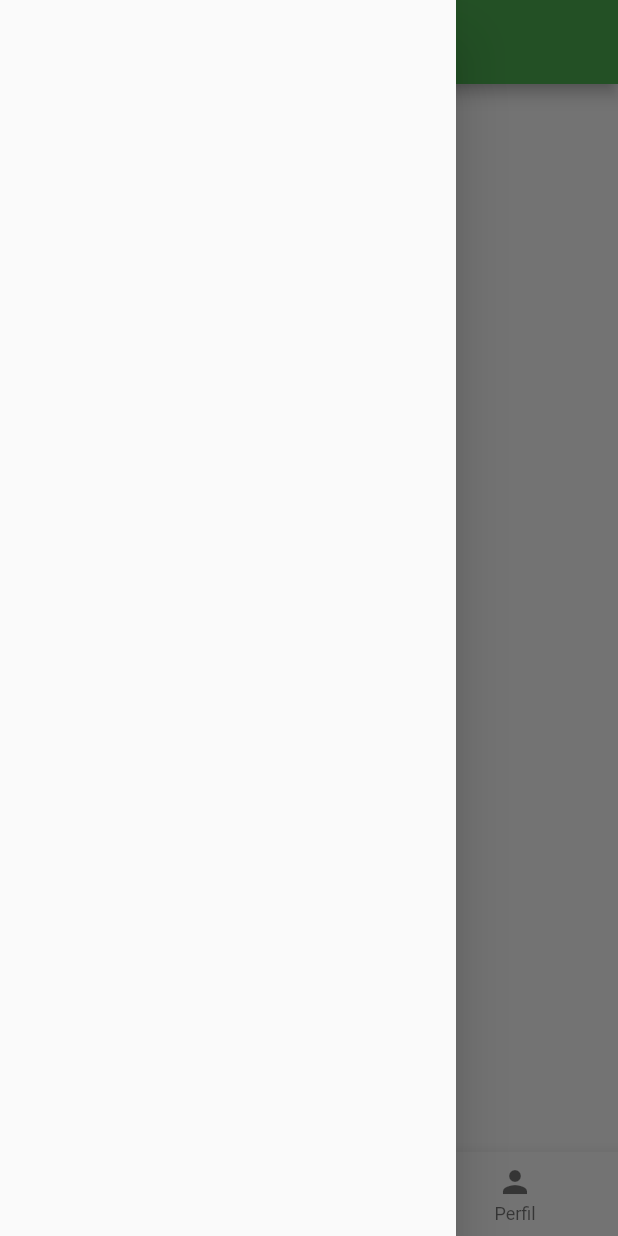
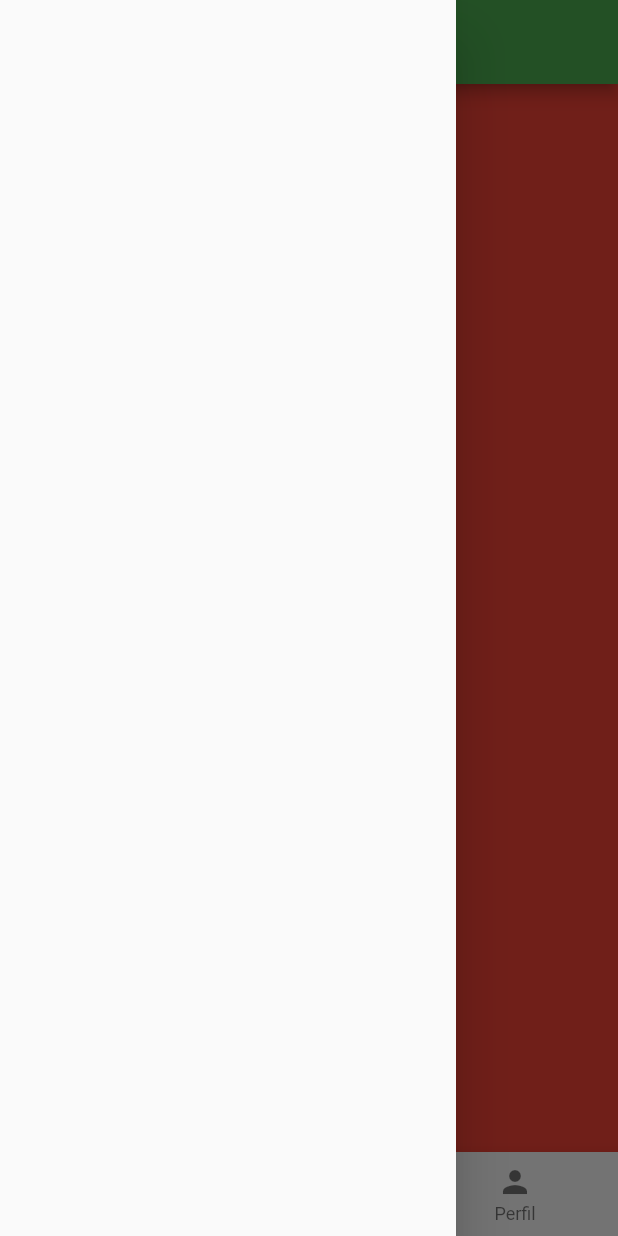
Before and after one commit to JordanElizeu/ControleDeFinancasFlutter, a Flutter app: the screen it shows after launch, with the side drawer open, on a phone screen of 412 x 824 dp. Run offline on Flutter 3.47's test engine with Material 2 defaults, Android fonts, the phone set to English and light mode, and no system bars; our stand-ins replace get.

Commit message:
Criação da home page

```diff
--- /dev/null
+++ b/lib/controller/home_controller.dart
@@ -0,0 +1,8 @@
+import 'package:flutter/cupertino.dart';
+import 'package:get/get.dart';
+
+class HomeController extends GetxController{
+
+  static PageController pageController = PageController();
+
+}
--- a/lib/main.dart
+++ b/lib/main.dart
@@ -1,5 +1,6 @@
-import 'package:app_financeiro/ui/home.dart';
+import 'package:app_financeiro/ui/home/home.dart';
 import 'package:flutter/material.dart';
+import 'package:get/get_navigation/src/root/get_material_app.dart';
 
 void main() {
   runApp(MyApp());
@@ -8,7 +9,7 @@ void main() {
 class MyApp extends StatelessWidget {
   @override
   Widget build(BuildContext context) {
-    return MaterialApp(
+    return GetMaterialApp(
       theme: ThemeData(
         primarySwatch: Colors.green,
       ),
--- a/lib/ui/home.dart
+++ /dev/null
@@ -1,22 +0,0 @@
-import 'package:flutter/cupertino.dart';
-import 'package:flutter/material.dart';
-
-class Home extends StatelessWidget {
-  @override
-  Widget build(BuildContext context) {
-    return Scaffold(
-      appBar: AppBar(
-        centerTitle: true,
-        title: Text('Finances Everyday'),
-      ),
-      drawer: Drawer(),
-      bottomNavigationBar: BottomNavigationBar(
-        items: [
-          BottomNavigationBarItem(icon: Icon(Icons.menu), label: 'Histórico'),
-          BottomNavigationBarItem(icon: Icon(Icons.home), label: 'Home'),
-          BottomNavigationBarItem(icon: Icon(Icons.person), label: 'Perfil'),
-        ],
-      ),
-    );
-  }
-}
--- /dev/null
+++ b/lib/ui/home/home.dart
@@ -0,0 +1,17 @@
+import 'package:app_financeiro/ui/home/widgets/widget_appbar.dart';
+import 'package:app_financeiro/ui/home/widgets/widget_body.dart';
+import 'package:app_financeiro/ui/home/widgets/widget_navigationbar.dart';
+import 'package:flutter/cupertino.dart';
+import 'package:flutter/material.dart';
+
+class Home extends StatelessWidget {
+  @override
+  Widget build(BuildContext context) {
+    return Scaffold(
+      appBar: appBar(),
+      drawer: Drawer(),
+      bottomNavigationBar: navigationBar(),
+      body: bodyHome()
+    );
+  }
+}
--- /dev/null
+++ b/lib/ui/home/widgets/widget_appbar.dart
@@ -0,0 +1,9 @@
+import 'package:flutter/cupertino.dart';
+import 'package:flutter/material.dart';
+
+Widget appBar(){
+  return AppBar(
+    centerTitle: true,
+    title: Text('Finances Everyday'),
+  );
+}
--- /dev/null
+++ b/lib/ui/home/widgets/widget_body.dart
@@ -0,0 +1,14 @@
+import 'package:app_financeiro/controller/home_controller.dart';
+import 'package:flutter/cupertino.dart';
+import 'package:flutter/material.dart';
+
+Widget bodyHome(){
+  return PageView(
+    controller: HomeController.pageController,
+    children: [
+      Container(color: Colors.red,),
+      Container(color: Colors.blue,),
+      Container(color: Colors.black,),
+    ],
+  );
+}
--- /dev/null
+++ b/lib/ui/home/widgets/widget_navigationbar.dart
@@ -0,0 +1,22 @@
+import 'package:app_financeiro/controller/home_controller.dart';
+import 'package:flutter/cupertino.dart';
+import 'package:flutter/material.dart';
+
+Widget navigationBar() {
+  return
+    AnimatedBuilder(
+        animation: HomeController.pageController,
+        builder: (context, snapshot) {
+          return BottomNavigationBar(
+            onTap: (index) {
+              HomeController.pageController.jumpToPage(index);
+            },
+            currentIndex: HomeController.pageController?.page?.round() ?? 0,
+            items: [
+              BottomNavigationBarItem(icon: Icon(Icons.menu), label: 'Histórico'),
+              BottomNavigationBarItem(icon: Icon(Icons.home), label: 'Home'),
+              BottomNavigationBarItem(icon: Icon(Icons.person), label: 'Perfil'),
+            ],
+          );
+        });
+}
--- a/pubspec.yaml
+++ b/pubspec.yaml
@@ -28,6 +28,7 @@ dependencies:
   # The following adds the Cupertino Icons font to your application.
   # Use with the CupertinoIcons class for iOS style icons.
   cupertino_icons: ^1.0.2
+  get:
 
 dev_dependencies:
   flutter_test:
```
Also changed, not shown: pubspec.lock.
